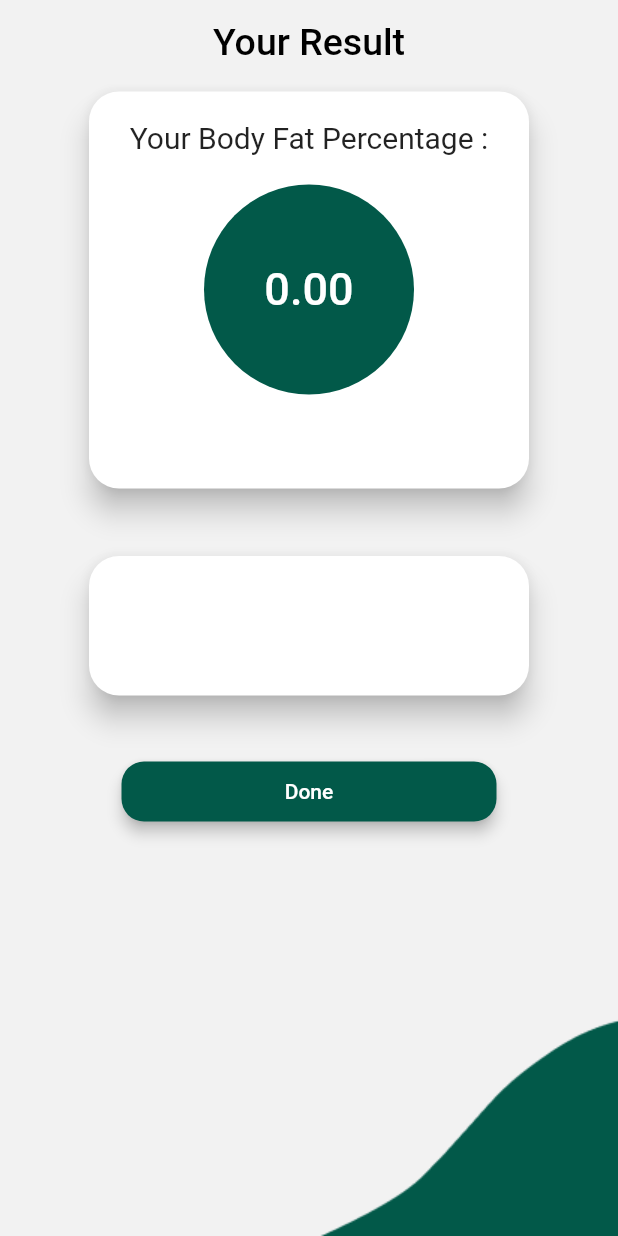
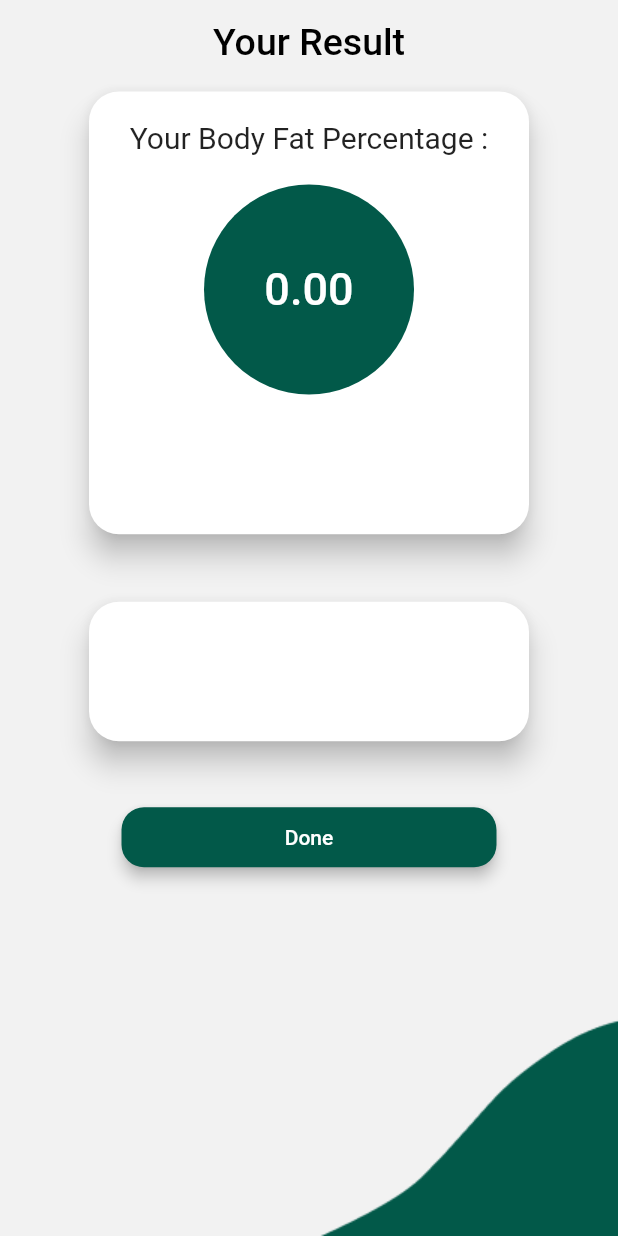
Before and after one commit to madhusudhan112/bmi-calculator, a Flutter app: the BodyFatResultPage screen opened directly with empty values, on a phone screen of 412 x 824 dp. Run offline on Flutter 3.47's test engine with Material 2 defaults, Android fonts, the phone set to English and light mode, and no system bars; our stand-ins replace font_awesome_flutter, hive, hive_flutter, syncfusion_flutter_charts, syncfusion_flutter_sliders; accounts and stored records are empty.

Commit message:
fix:validation, resultpage

```diff
--- a/lib/calculator/body_fat_calculator.dart
+++ b/lib/calculator/body_fat_calculator.dart
@@ -18,7 +18,7 @@ class BodyFatCalculator {
       return "Error";
     }
     if (bf!.isNegative) {
-      return "You might have given invalid values, Body Fat Cant be Negative";
+      return "Body Fat cant be Negative";
     } else {
       return "Your Body Fat Percentage is " + bf!.toStringAsFixed(1);
     }
@@ -29,7 +29,7 @@ class BodyFatCalculator {
       return "Error";
     }
     if (bf!.isNegative) {
-      return "Body Fat cant be Negative";
+      return "You might have given invalid values, Body Fat Cant be Negative";
     } else if (bf! <= 8) {
       return "You have much lower body fat take a good care or consult your doctor";
     } else if (bf! >= 30) {
--- a/lib/screens/body_fat_result.dart
+++ b/lib/screens/body_fat_result.dart
@@ -40,7 +40,7 @@ class BodyFatResultPage extends StatelessWidget {
           Column(
             children: [
               Container(
-                height: size.height / 3,
+                height: size.height / 2.7,
                 width: size.width / 1.2,
                 padding: const EdgeInsets.all(5.0),
                 child: Card(
--- a/lib/screens/result_page.dart
+++ b/lib/screens/result_page.dart
@@ -42,7 +42,7 @@ class ResultPage extends StatelessWidget {
           Column(
             children: [
               Container(
-                height: size.height / 3,
+                height: size.height / 2.7,
                 width: size.width / 1.2,
                 padding: const EdgeInsets.all(5.0),
                 child: Card(
```
Also changed, not shown: lib/screens/bmi_page.dart (+14 -0 lines), 1 other file.
